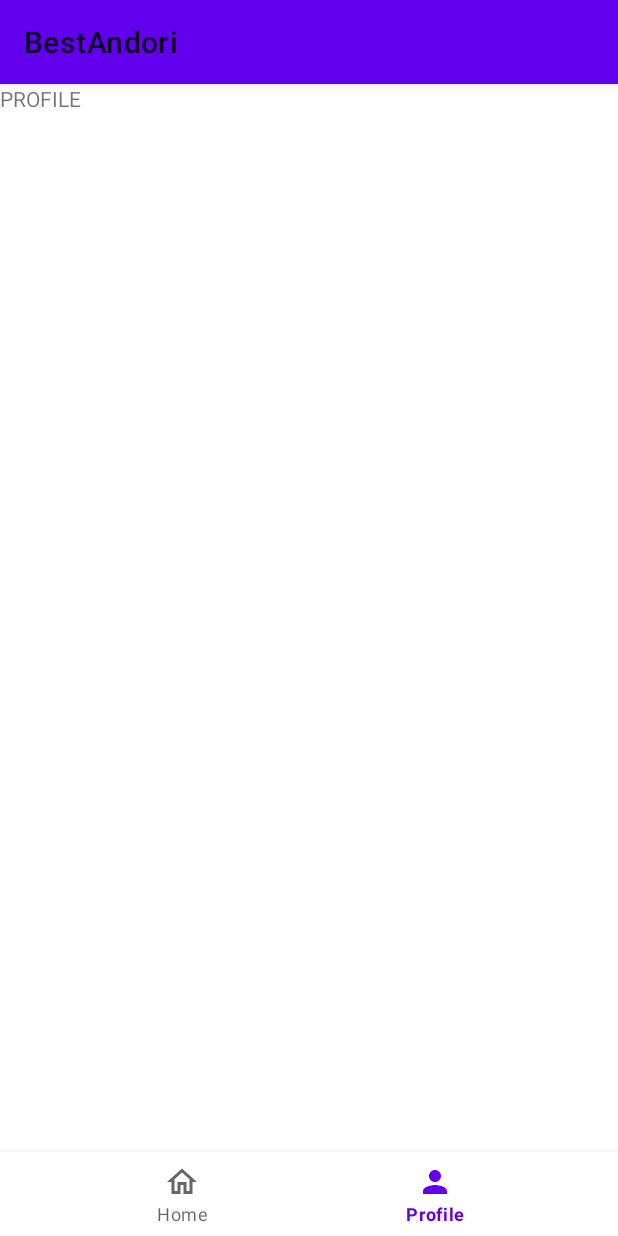
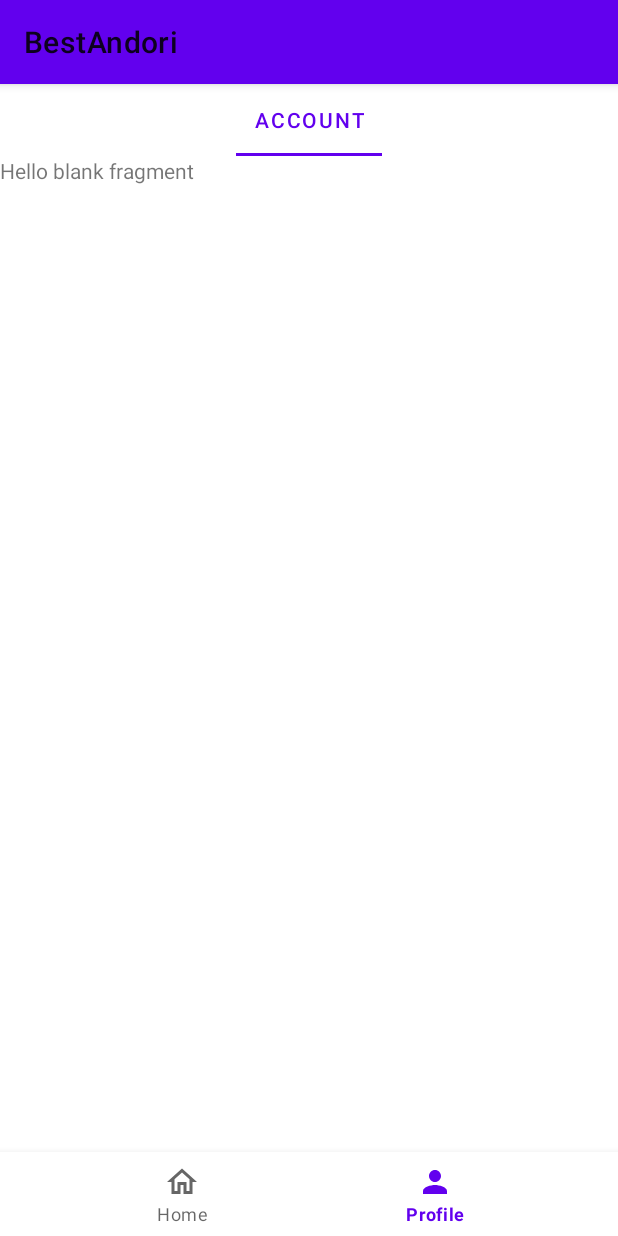
Before and after one commit to perqin/BestAndori, an Android app: the ProfileFragment screen opened through its navigation route, on a phone screen of 412 x 824 dp. Run offline under Robolectric (Android 15) with nearby library versions, the phone set to English and light mode, and no system bars; our stand-ins replace navigation-ui.

Commit message:
feat: Add pager to Profile page

```diff
--- a/app/src/main/java/io/github/bestandori/ProfileFragment.kt
+++ b/app/src/main/java/io/github/bestandori/ProfileFragment.kt
@@ -5,18 +5,39 @@ import android.view.LayoutInflater
 import android.view.View
 import android.view.ViewGroup
 import androidx.fragment.app.Fragment
+import androidx.viewpager2.adapter.FragmentStateAdapter
+import com.google.android.material.tabs.TabLayoutMediator
+import io.github.bestandori.ui.page.AccountFragment
+import io.github.bestandori.util.lazyListOf
+import kotlinx.android.synthetic.main.fragment_profile.view.*
 
-/**
- * A simple [Fragment] subclass.
- */
 class ProfileFragment : Fragment() {
+    private lateinit var pagerAdapter: PagerAdapter
 
-    override fun onCreateView(
-        inflater: LayoutInflater, container: ViewGroup?,
-        savedInstanceState: Bundle?
-    ): View? {
+    override fun onCreateView(inflater: LayoutInflater, container: ViewGroup?, savedInstanceState: Bundle?): View? {
         // Inflate the layout for this fragment
         return inflater.inflate(R.layout.fragment_profile, container, false)
     }
 
+    override fun onViewCreated(view: View, savedInstanceState: Bundle?) {
+        // Setup ViewPager
+        pagerAdapter = PagerAdapter(this)
+        view.viewPager.adapter = pagerAdapter
+        // Setup TabLayout
+        TabLayoutMediator(view.tabLayout, view.viewPager) { tab, position ->
+            tab.text = pagerAdapter.getTitle(position)
+        }.attach()
+    }
 }
+
+private class PagerAdapter(fragment: Fragment) : FragmentStateAdapter(fragment) {
+    private val fragments = lazyListOf(
+        { AccountFragment() }
+    )
+
+    override fun getItemCount() = fragments.size
+
+    override fun createFragment(position: Int): Fragment = fragments[position]
+
+    fun getTitle(position: Int) = fragments[position].title
+}
--- /dev/null
+++ b/app/src/main/java/io/github/bestandori/ui/page/AccountFragment.kt
@@ -0,0 +1,27 @@
+package io.github.bestandori.ui.page
+
+import android.os.Bundle
+import androidx.fragment.app.Fragment
+import android.view.LayoutInflater
+import android.view.View
+import android.view.ViewGroup
+
+import io.github.bestandori.R
+import io.github.bestandori.ui.widget.DestFragment
+
+/**
+ * A simple [Fragment] subclass.
+ */
+class AccountFragment : DestFragment() {
+    override val title: String
+        get() = "Account"
+
+    override fun onCreateView(
+        inflater: LayoutInflater, container: ViewGroup?,
+        savedInstanceState: Bundle?
+    ): View? {
+        // Inflate the layout for this fragment
+        return inflater.inflate(R.layout.fragment_account, container, false)
+    }
+
+}
--- /dev/null
+++ b/app/src/main/java/io/github/bestandori/ui/widget/DestFragment.kt
@@ -0,0 +1,10 @@
+package io.github.bestandori.ui.widget
+
+import androidx.fragment.app.Fragment
+
+/**
+ * A Fragment that can be regarded as a Navigation Destination.
+ */
+abstract class DestFragment : Fragment() {
+    abstract val title: String
+}
--- /dev/null
+++ b/app/src/main/java/io/github/bestandori/util/LazyList.kt
@@ -0,0 +1,30 @@
+package io.github.bestandori.util
+
+/**
+ * List that creates elements only on getting it.
+ * NOTE: This List is not thread-safe.
+ */
+class LazyList<T> private constructor(private val delegate: MutableList<T?>, private val elementCreator: (Int) -> T) : List<T?> by delegate {
+    constructor(size: Int, elementCreator: (Int) -> T): this(
+        (1..size).toList().map<Int, T?> { null }.toMutableList(),
+        elementCreator
+    )
+
+    override fun get(index: Int): T {
+        var e = delegate[index]
+        if (e == null) {
+            v(TAG, "get: Invoke elementCreator[$index]")
+            e = elementCreator(index)
+            delegate[index] = e
+        }
+        return e!!
+    }
+
+    companion object {
+        private const val TAG = "LazyList"
+    }
+}
+
+fun <T> lazyListOf(vararg creators: () -> T): LazyList<T> = LazyList(creators.size) { index ->
+    creators[index]()
+}
--- /dev/null
+++ b/app/src/main/java/io/github/bestandori/util/logging.kt
@@ -0,0 +1,15 @@
+package io.github.bestandori.util
+
+import android.util.Log
+
+fun i(tag: String, message: String) {
+    log(Log.INFO, tag, message)
+}
+
+fun v(tag: String, message: String) {
+    log(Log.VERBOSE, tag, message)
+}
+
+private fun log(level: Int, tag: String, message: String) {
+    Log.println(level, tag, message)
+}
--- /dev/null
+++ b/app/src/main/res/layout/fragment_account.xml
@@ -0,0 +1,14 @@
+<?xml version="1.0" encoding="utf-8"?>
+<FrameLayout xmlns:android="http://schemas.android.com/apk/res/android"
+    xmlns:tools="http://schemas.android.com/tools"
+    android:layout_width="match_parent"
+    android:layout_height="match_parent"
+    tools:context=".ui.page.AccountFragment">
+
+    <!-- TODO: Update blank fragment layout -->
+    <TextView
+        android:layout_width="match_parent"
+        android:layout_height="match_parent"
+        android:text="@string/hello_blank_fragment" />
+
+</FrameLayout>
--- a/app/src/main/res/layout/fragment_home.xml
+++ b/app/src/main/res/layout/fragment_home.xml
@@ -1,14 +1,19 @@
 <?xml version="1.0" encoding="utf-8"?>
-<FrameLayout xmlns:android="http://schemas.android.com/apk/res/android"
+<LinearLayout xmlns:android="http://schemas.android.com/apk/res/android"
     xmlns:tools="http://schemas.android.com/tools"
     android:layout_width="match_parent"
     android:layout_height="match_parent"
+    android:orientation="vertical"
     tools:context=".HomeFragment">
 
-    <!-- TODO: Update blank fragment layout -->
-    <TextView
+    <com.google.android.material.tabs.TabLayout
+        android:id="@+id/tabLayout"
         android:layout_width="match_parent"
-        android:layout_height="match_parent"
-        android:text="HOME" />
+        android:layout_height="wrap_content" />
 
-</FrameLayout>
+    <androidx.viewpager2.widget.ViewPager2
+        android:id="@+id/viewPager"
+        android:layout_width="match_parent"
+        android:layout_height="0dp"
+        android:layout_weight="1" />
+</LinearLayout>
--- a/app/src/main/res/layout/fragment_profile.xml
+++ b/app/src/main/res/layout/fragment_profile.xml
@@ -1,14 +1,21 @@
 <?xml version="1.0" encoding="utf-8"?>
-<FrameLayout xmlns:android="http://schemas.android.com/apk/res/android"
+<LinearLayout xmlns:android="http://schemas.android.com/apk/res/android"
     xmlns:tools="http://schemas.android.com/tools"
     android:layout_width="match_parent"
     android:layout_height="match_parent"
-    tools:context=".ProfileFragment">
+    android:orientation="vertical"
+    tools:context=".ProfileFragment"
+    tools:showIn="@layout/fragment_profile">
 
-    <!-- TODO: Update blank fragment layout -->
-    <TextView
+    <com.google.android.material.tabs.TabLayout
+        android:id="@+id/tabLayout"
         android:layout_width="match_parent"
-        android:layout_height="match_parent"
-        android:text="PROFILE" />
+        android:layout_height="wrap_content" />
 
-</FrameLayout>
+    <androidx.viewpager2.widget.ViewPager2
+        android:id="@+id/viewPager"
+        android:layout_width="match_parent"
+        android:layout_height="0dp"
+        android:layout_weight="1" />
+
+</LinearLayout>
```
